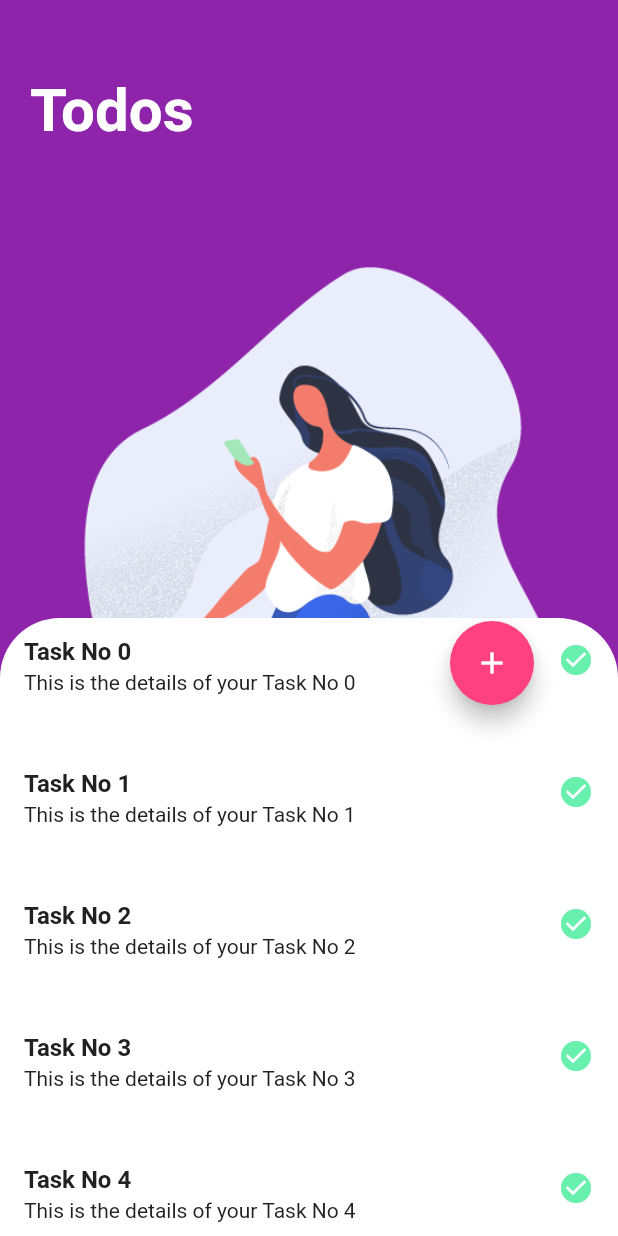
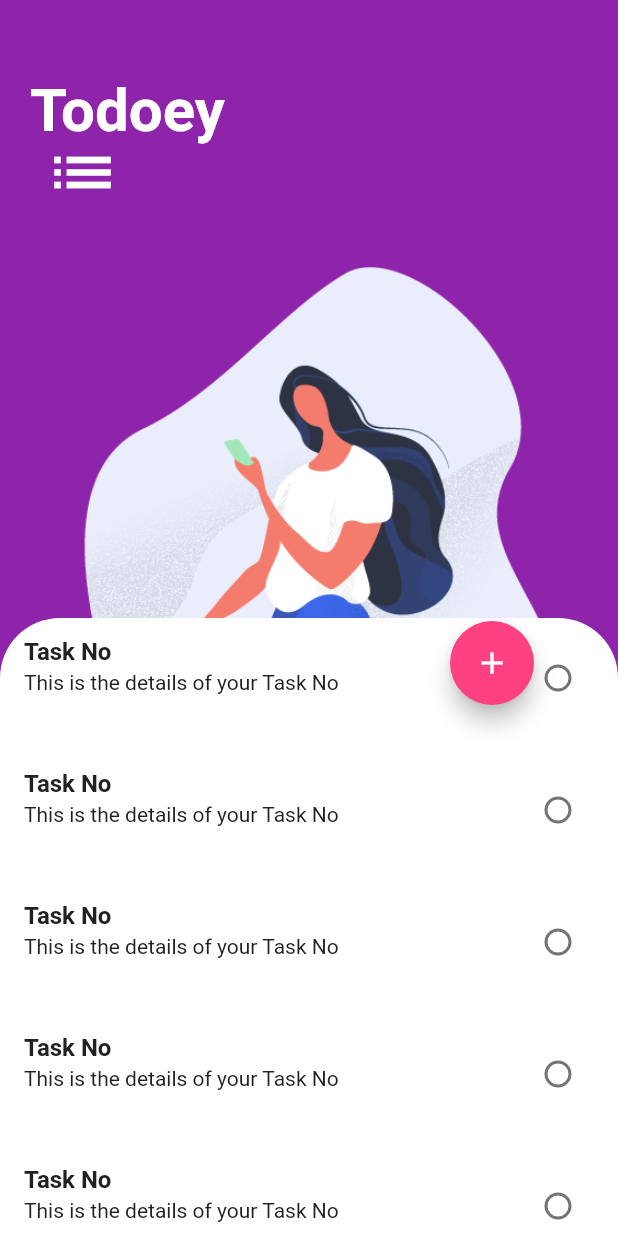
Before and after one commit to swaraj961/Todoey-FlutterApp, a Flutter app: the screen it shows after launch, on a phone screen of 412 x 824 dp. Run offline on Flutter 3.47's test engine with Material 2 defaults, Android fonts, the phone set to English and light mode, and no system bars; our stand-ins replace circular_check_box.

Commit message:
circularchecbox  Added and List tiles refactor

```diff
--- a/lib/main.dart
+++ b/lib/main.dart
@@ -1,22 +1,22 @@
 import 'package:flutter/material.dart';
-void main ()=> runApp(new MyApp());
+import 'package:todoapp/tasklist.dart';
+
+void main() => runApp(new MyApp());
+
 class MyApp extends StatelessWidget {
   @override
   Widget build(BuildContext context) {
     return MaterialApp(
-      debugShowCheckedModeBanner: false,
+      // debugShowCheckedModeBanner: false,
       theme: ThemeData(
         primarySwatch: Colors.purple,
         scaffoldBackgroundColor: Colors.purple[600],
-
-
       ),
       home: HomePage(),
-
     );
-
   }
 }
+
 class HomePage extends StatelessWidget {
   @override
   Widget build(BuildContext context) {
@@ -25,66 +25,74 @@ body: Stack(
         alignment: Alignment.center,
         overflow: Overflow.visible,
         children: <Widget>[
-    Container(//image here
-
-      width:400,
-      height:600,
-child: Image.asset("assets/image.png",fit: BoxFit.contain,),
+          Container(
+            width: 400,
+            height: 600,
+            child: Image.asset(
+              "assets/image.png",
+              fit: BoxFit.contain,
             ),
-  Positioned( // for text at position
-
-    child: Text("Todos",
-    style: TextStyle(color:Colors.white,fontSize:40,fontStyle: FontStyle.normal ,fontWeight: FontWeight.bold),
+          ),
+          Positioned(
+            child: Text(
+              "Todoey",
+              style: TextStyle(
+                  color: Colors.white,
+                  fontSize: 40,
+                  fontStyle: FontStyle.normal,
+                  fontWeight: FontWeight.bold),
             ),
             top: 50,
             left: 20,
           ),
+          Positioned(
+            child: Icon(
+              Icons.list,
+              size: 50,
+              color: Colors.white,
+            ),
+            left: 30,
+            top: 90,
+          ),
           DraggableScrollableSheet(
             maxChildSize: 0.85, //make it scrollable
-  builder:(BuildContext context, ScrollController scollcontroller){ // to build content and scrollable
+            builder: (context, ScrollController scollcontroller) {
+              // to build content and scrollable
               return Stack(
-          children:<Widget>[
+                children: <Widget>[
                   Container(
                     // for the scroll sheet look
-        decoration:BoxDecoration(
+                    decoration: BoxDecoration(
                       color: Colors.white,
-          borderRadius: BorderRadius.only(topRight:Radius.circular(40),topLeft: Radius.circular(40)),
+                      borderRadius: BorderRadius.only(
+                          topRight: Radius.circular(40),
+                          topLeft: Radius.circular(40)),
                     ),
                     child: ListView.builder(
-          itemBuilder:(context ,index) //index way to identify task
+                      itemBuilder: (context, index) //index way to identify task
                           {
-
-            return ListTile(
-              title: Text("Task No $index",style: TextStyle(color:Colors.grey[900],fontWeight: FontWeight.bold),),
-              subtitle: Text("This is the details of your Task No $index",style: TextStyle(color:Colors.grey[900]),) ,
-              trailing: Icon(Icons.check_circle,color:Colors.greenAccent), //just to display anything after text
-              isThreeLine: true,
-
-            );
-
+                        return Tasklist();
                       },
                       controller: scollcontroller,
                       itemCount: 20,
                     ),
                   ),
-
-       Positioned(child:FloatingActionButton(onPressed:
-       (){},
-       child: Icon(Icons.add,color: Colors.white,
+                  Positioned(
+                    child: FloatingActionButton(
+                      onPressed: () {},
+                      child: Icon(
+                        Icons.add,
+                        color: Colors.white,
                       ),
                       backgroundColor: Colors.pinkAccent,
-) ,
+                    ),
                     left: 300,
                     top: 2,
-
-
-
                   ),
                 ],
               );
-  }
+            },
           ),
-
         ],
       ),
     );
--- /dev/null
+++ b/lib/model/task.dart
@@ -0,0 +1,10 @@
+class Taskdata {
+ String tasktitle;
+ bool isdone ;
+ Taskdata({this.isdone=false, this.tasktitle});
+
+void togglecheck(){
+  isdone =!isdone;
+}
+
+}
--- /dev/null
+++ b/lib/tasklist.dart
@@ -0,0 +1,37 @@
+import 'package:flutter/material.dart';
+import 'package:circular_check_box/circular_check_box.dart';
+   bool checkvalue = false;
+class Tasklist extends StatefulWidget {
+  @override
+  _TasklistState createState() => _TasklistState();
+}
+
+class _TasklistState extends State<Tasklist> {
+  @override
+  Widget build(BuildContext context) {
+
+    return ListTile(
+      isThreeLine: true, //maintains space between tiles
+      title: Text(
+        "Task No ",
+        style: TextStyle(color: Colors.grey[900], fontWeight: FontWeight.bold),
+      ),
+      subtitle: Text(
+        "This is the details of your Task No ",
+        style: TextStyle(color: Colors.grey[900]),
+      ),
+      trailing: CircularCheckBox(
+        value: checkvalue,
+        onChanged: (ontap) {
+          setState(() {
+             checkvalue = ontap;
+          });
+
+        },
+
+        activeColor: Colors.blueAccent,
+
+      ),
+    );
+  }
+}
--- a/pubspec.yaml
+++ b/pubspec.yaml
@@ -23,7 +23,7 @@ dependencies:
   # The following adds the Cupertino Icons font to your application.
   # Use with the CupertinoIcons class for iOS style icons.
   cupertino_icons: ^0.1.2
-
+  circular_check_box: ^1.0.1
 dev_dependencies:
   flutter_test:
     sdk: flutter
```
Also changed, not shown: pubspec.lock, 3 other files. Lines whose indentation alone changed are shown as unchanged.
